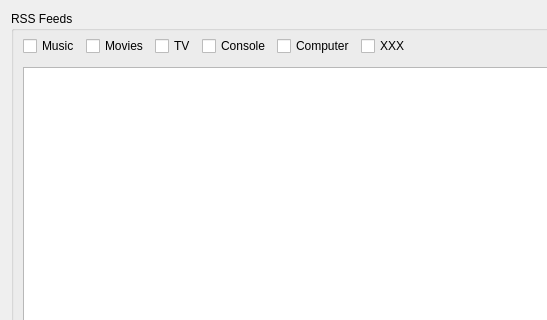
Qt form app/gui/rss.ui (ensisoft/newsflash-plus) before a commit; both pictures show x 0 to 547 and y 0 to 320 of the 820 by 553 pixel window.
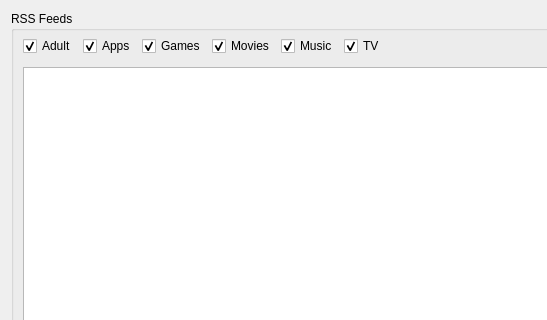
The same form after that commit. Icons and pictures are not drawn.

Patch:
```diff
--- a/app/gui/rss.ui
+++ b/app/gui/rss.ui
@@ -30,12 +30,32 @@
       <item row="0" column="0">
        <layout class="QHBoxLayout" name="horizontalLayout">
         <item>
-         <widget class="QCheckBox" name="chkMusic">
+         <widget class="QCheckBox" name="chkAdult">
           <property name="text">
-           <string>Music</string>
+           <string>Adult</string>
           </property>
           <property name="checked">
-           <bool>false</bool>
+           <bool>true</bool>
+          </property>
+         </widget>
+        </item>
+        <item>
+         <widget class="QCheckBox" name="chkApps">
+          <property name="text">
+           <string>Apps</string>
+          </property>
+          <property name="checked">
+           <bool>true</bool>
+          </property>
+         </widget>
+        </item>
+        <item>
+         <widget class="QCheckBox" name="chkGames">
+          <property name="text">
+           <string>Games</string>
+          </property>
+          <property name="checked">
+           <bool>true</bool>
           </property>
          </widget>
         </item>
@@ -45,7 +65,17 @@
            <string>Movies</string>
           </property>
           <property name="checked">
-           <bool>false</bool>
+           <bool>true</bool>
+          </property>
+         </widget>
+        </item>
+        <item>
+         <widget class="QCheckBox" name="chkMusic">
+          <property name="text">
+           <string>Music</string>
+          </property>
+          <property name="checked">
+           <bool>true</bool>
           </property>
          </widget>
         </item>
@@ -55,37 +85,7 @@
            <string>TV</string>
           </property>
           <property name="checked">
-           <bool>false</bool>
-          </property>
-         </widget>
-        </item>
-        <item>
-         <widget class="QCheckBox" name="chkConsole">
-          <property name="text">
-           <string>Console</string>
-          </property>
-          <property name="checked">
-           <bool>false</bool>
-          </property>
-         </widget>
-        </item>
-        <item>
-         <widget class="QCheckBox" name="chkComputer">
-          <property name="text">
-           <string>Computer</string>
-          </property>
-          <property name="checked">
-           <bool>false</bool>
-          </property>
-         </widget>
-        </item>
-        <item>
-         <widget class="QCheckBox" name="chkXXX">
-          <property name="text">
-           <string>XXX</string>
-          </property>
-          <property name="checked">
-           <bool>false</bool>
+           <bool>true</bool>
           </property>
          </widget>
         </item>
```
Left out of the diff: 6 changed lines with no effect on the pictures.
